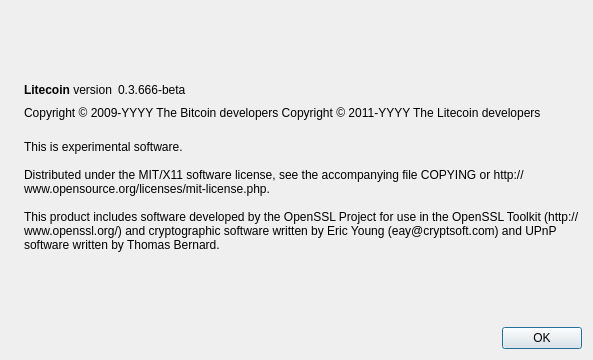
This is src/qt/forms/aboutdialog.ui in pocketmoney/pockettest as Qt 5 draws it before an edit. The edited form follows.
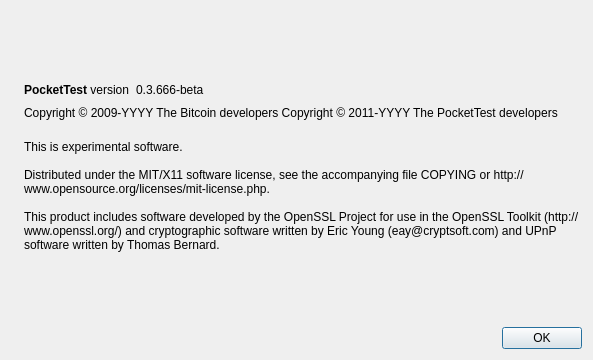
This is the edited form. Icons and pictures are not drawn.

What changed in the file:
```diff
--- a/src/qt/forms/aboutdialog.ui
+++ b/src/qt/forms/aboutdialog.ui
@@ -50,7 +50,7 @@
           <cursorShape>IBeamCursor</cursorShape>
          </property>
          <property name="text">
-          <string>&lt;b&gt;Litecoin&lt;/b&gt; version</string>
+          <string>&lt;b&gt;PocketTest&lt;/b&gt; version</string>
          </property>
          <property name="textInteractionFlags">
           <set>Qt::LinksAccessibleByMouse|Qt::TextSelectableByKeyboard|Qt::TextSelectableByMouse</set>
@@ -92,7 +92,7 @@
        </property>
        <property name="text">
         <string notr="true">Copyright &amp;copy; 2009-YYYY The Bitcoin developers
-Copyright &amp;copy; 2011-YYYY The Litecoin developers</string>
+Copyright &amp;copy; 2011-YYYY The PocketTest developers</string>
        </property>
        <property name="textFormat">
         <enum>Qt::RichText</enum>
```
Left out of the diff: 2 changed lines with no effect on the pictures.
